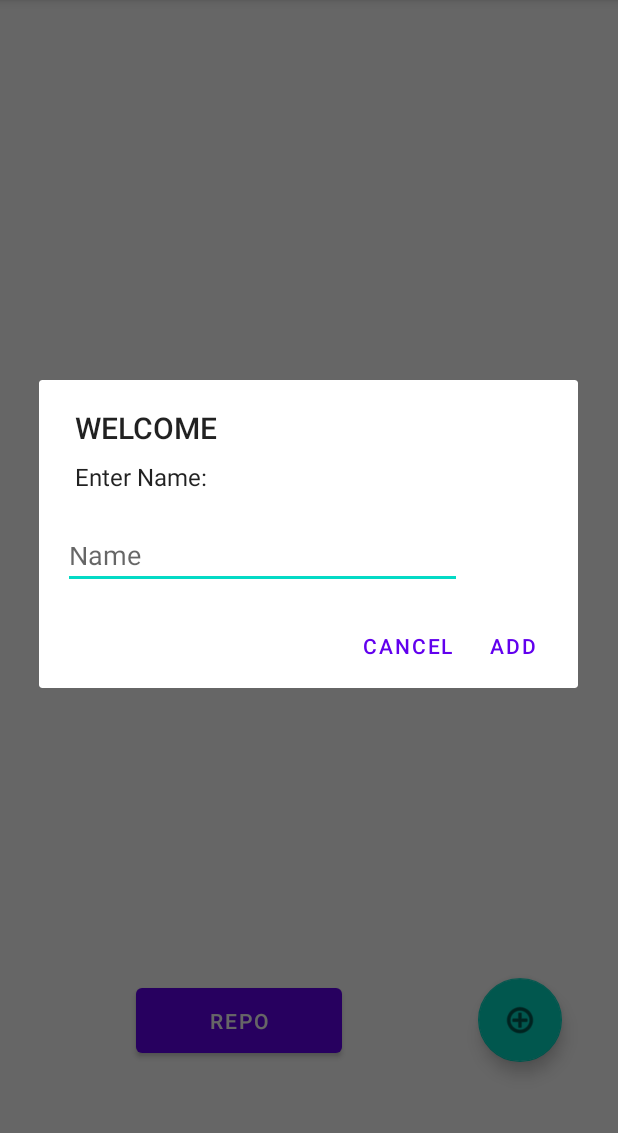
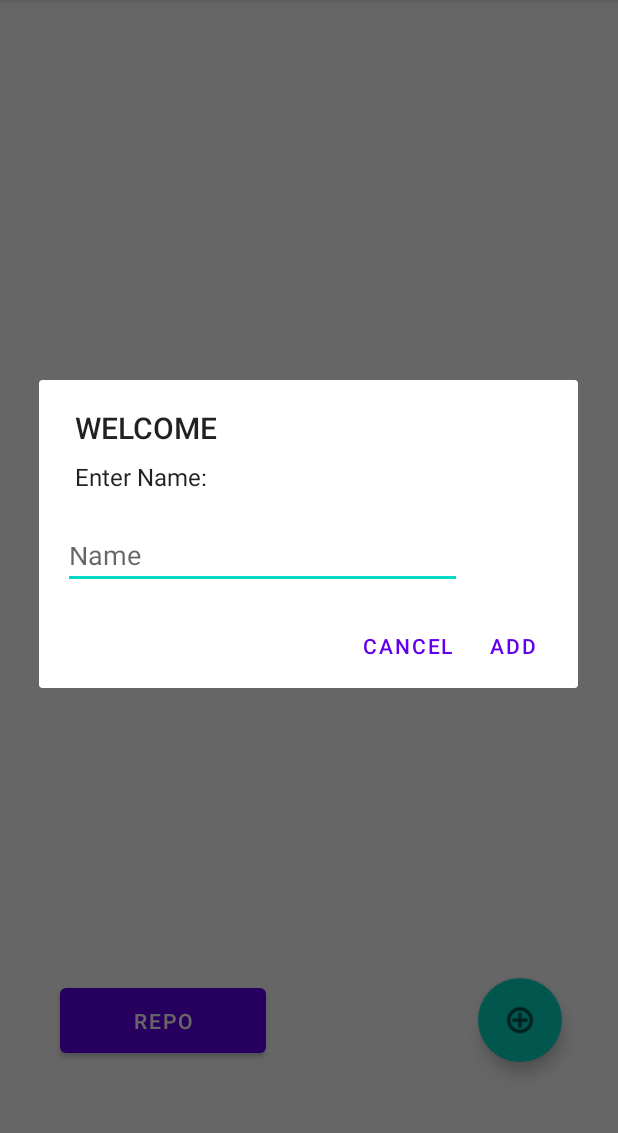
Before and after one commit to umarfaizan-dev/sabqi, an Android app: the screen it shows after launch (MainActivity), after a tap on an icon or button, on a phone screen of 412 x 824 dp, the part 84-1217 px from its top. Run offline under Robolectric (Android 15) with nearby library versions, the phone set to English and light mode, and no system bars.

Commit message:
Main UI designed

```diff
--- a/app/src/main/res/layout/activity_main.xml
+++ b/app/src/main/res/layout/activity_main.xml
@@ -36,6 +36,7 @@
         android:text="repo"
         app:layout_constraintBottom_toBottomOf="parent"
         app:layout_constraintEnd_toStartOf="@+id/floatingActionButton"
+        app:layout_constraintHorizontal_bias="0.22"
         app:layout_constraintStart_toStartOf="parent"
         app:layout_constraintTop_toBottomOf="@+id/recyclerView" />
 
```
